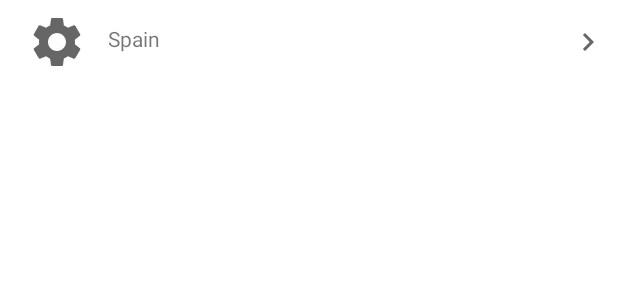
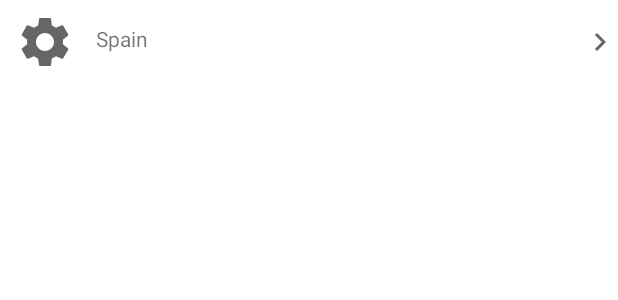
Before and after one commit to InQBarna/coronasurveys-android, an Android app: the layout country_view.xml on its own in the app's theme, with its tools: preview values and no code run, on a phone screen of 412 x 824 dp. Shown: the top 300 px of the screen. Run offline under Robolectric (Android 15) with nearby library versions, the phone set to English and light mode, and no system bars.

Commit message:
Small layout touches

```diff
--- a/app/build.gradle
+++ b/app/build.gradle
@@ -54,10 +54,7 @@ dependencies {
     implementation 'androidx.preference:preference:1.1.1'
     implementation "com.xwray:groupie:2.8.0"
     implementation "com.xwray:groupie-databinding:2.8.0"
-    implementation 'androidx.lifecycle:lifecycle-runtime-ktx:2.3.0-alpha03'
-    implementation "androidx.lifecycle:lifecycle-livedata-ktx:2.3.0-alpha03"
     implementation "androidx.lifecycle:lifecycle-process:2.3.0-alpha03"
-    implementation 'androidx.lifecycle:lifecycle-viewmodel-ktx:2.3.0-alpha03'
     implementation "androidx.lifecycle:lifecycle-common-java8:2.3.0-alpha03"
     testImplementation 'junit:junit:4.13'
     androidTestImplementation 'androidx.test.ext:junit:1.1.1'
--- a/app/src/main/java/com/inqbarna/coronasurveys/presentation/countrylist/CountryListPresenter.kt
+++ b/app/src/main/java/com/inqbarna/coronasurveys/presentation/countrylist/CountryListPresenter.kt
@@ -21,7 +21,7 @@ class CountryListPresenter(
     }
 
     private fun setupList() {
-        RecyclerUtils.setAdapter(binding.contryListRecycler, adapter)
+        RecyclerUtils.setAdapter(binding.contryListRecycler, adapter, itemMargin = 8)
         adapter.update(
             World.getAllCountries()
             .sortedBy { it.name }
--- a/app/src/main/res/layout/country_view.xml
+++ b/app/src/main/res/layout/country_view.xml
@@ -1,8 +1,5 @@
 <?xml version="1.0" encoding="utf-8"?>
 <layout>
-    <data>
-
-    </data>
 <androidx.constraintlayout.widget.ConstraintLayout xmlns:android="http://schemas.android.com/apk/res/android"
     xmlns:app="http://schemas.android.com/apk/res-auto"
     xmlns:tools="http://schemas.android.com/tools"
@@ -10,12 +7,13 @@
     android:layout_width="match_parent"
     android:layout_height="wrap_content"
     android:background="?selectableItemBackground"
-    android:padding="8dp">
+    android:paddingVertical="8dp">
 
     <ImageView
         android:id="@+id/country_flag"
         android:layout_width="60dp"
         android:layout_height="40dp"
+        android:adjustViewBounds="true"
         app:layout_constraintStart_toStartOf="parent"
         app:layout_constraintTop_toTopOf="parent"
         tools:src="@drawable/ic_baseline_settings_24" />
```
Also changed, not shown: app/src/main/res/layout/activity_main.xml (+5 -4 lines).
